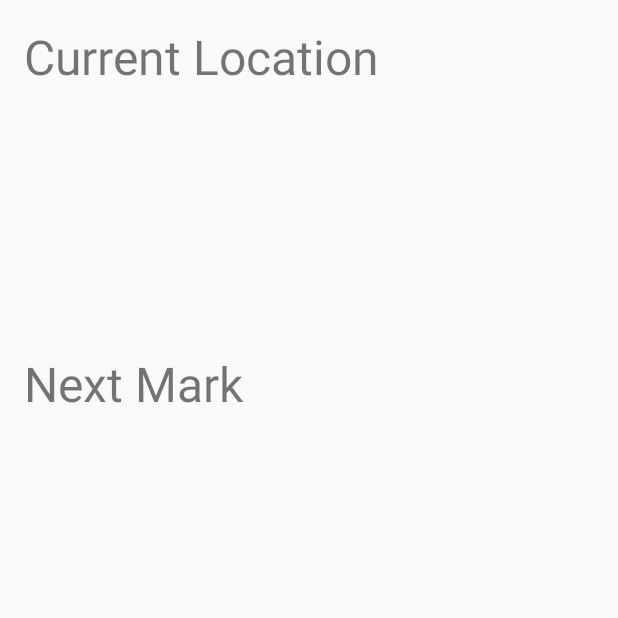
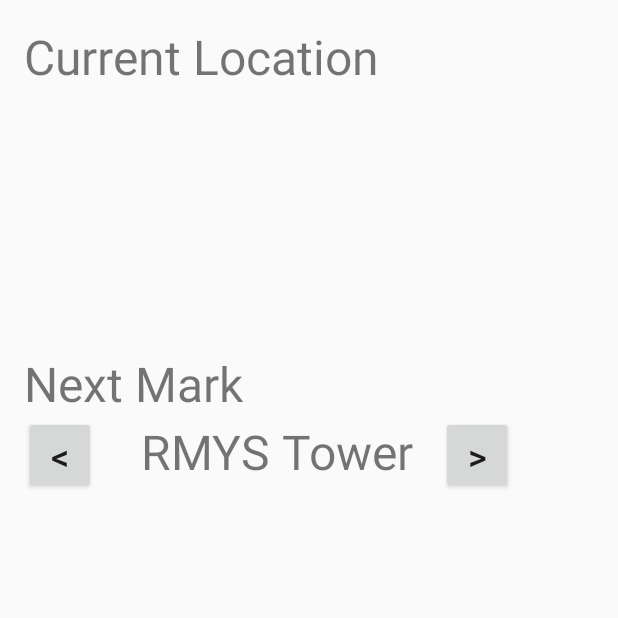
Before and after one commit to rjobeirne/SailRight-earlydev, an Android app: the screen it shows after launch (MainActivity), on a phone screen of 412 x 824 dp, the top half of it. Run offline under Robolectric (Android 15) with nearby library versions, the phone set to English and light mode, and no system bars.

Commit message:
Add mark picker
Includes step through of list of marks

```diff
--- a/app/src/main/java/com/google/android/gms/location/sample/locationupdates/MainActivity.java
+++ b/app/src/main/java/com/google/android/gms/location/sample/locationupdates/MainActivity.java
@@ -28,6 +28,7 @@ import androidx.annotation.NonNull;
 import androidx.core.app.ActivityCompat;
 import androidx.appcompat.app.AppCompatActivity;
 import android.util.Log;
+import android.view.View;
 import android.widget.Button;
 import android.widget.TextView;
 import android.widget.Toast;
@@ -51,6 +52,7 @@ import com.google.android.gms.tasks.Task;
 import java.text.DateFormat;
 import java.text.DecimalFormat;
 import java.text.NumberFormat;
+import java.util.ArrayList;
 import java.util.Calendar;
 import java.util.Date;
 import java.util.Locale;
@@ -171,6 +173,7 @@ public class MainActivity extends AppCompatActivity {
 
     // Define the 'Marks' Array
     Marks theMarks = null;
+    MarkPicker theMarksList = null;
 
     // Define parameters of next mark
     String nextMark;
@@ -178,10 +181,11 @@ public class MainActivity extends AppCompatActivity {
     float distToMark;
     int bearingToMark;
     float distDisplay;
-    String distUnits;
     String distanceToMark;
     long lastUpdateTime;
     long timeSinceLastUpdate;
+    int pos = 0;
+    int listMarkSize;
 
 
 
@@ -199,7 +203,8 @@ public class MainActivity extends AppCompatActivity {
         }
         // Create the ArrayList in the constructor, so only done once
         theMarks.parseXML();
-//        nextDest();
+        theMarksList.listMarks();
+
 
         // Locate the UI widgets.
         mNextMarkTextView = (TextView) findViewById(R.id.next_mark_name);
@@ -399,16 +404,41 @@ public class MainActivity extends AppCompatActivity {
     }
 
     /**
+     * This method is called when the + button is pressed
+     */
+    public void next_mark(View view) {
+        setNextMark();
+        nextDest();
+
+        // Increment to the position of the next mark on the list
+        if (pos >= listMarkSize - 1) {
+            pos = 0;
+            return;
+        } else
+        pos = pos + 1;
+    }
+
+    public void previous_mark(View view) {
+
+        // Decrement to the position of the previous mark on the list
+        if (pos <= 0) {
+            pos = listMarkSize - 1;
+            return;
+        } else
+        pos = pos - 1;
+    }
+
+    /**
      *  Set next destination mark
      */
-    public String setNextMark() {
+    public void setNextMark() {
 
-        // Temporary assignment of next mark
-        // TODO UI interface
-        nextMark = "Arundel6";
-//          mNextMarkTextView.setText(mNextMarkLabel + ": " + nextMark);
+        ArrayList marksList = theMarksList.listMarks();
+        listMarkSize = marksList.size();
 
-          return nextMark;
+        nextMark = (String) marksList.get(pos);
+
+        nextDest();
     }
 
 
@@ -419,14 +449,6 @@ public class MainActivity extends AppCompatActivity {
         // See if the call to Marks works here, Marks Arraylist has been created in the constructor
 
           destMark = theMarks.getNextMark(nextMark);
-//        Double nextLat = nextMarkCoords[0];
-//        Double nextLon = nextMarkCoords[1];
-
-//        Location destMark = new Location("destMark");
-//        Log.e("***** next mark name", nextMark);
-//        Log.e("********** Dest Mark", String.valueOf(destMark));
-//        Log.e("********** Current", String.valueOf(mCurrentLocation));
-
 
         return destMark;
     }
@@ -437,7 +459,6 @@ public class MainActivity extends AppCompatActivity {
     public void calcDistToMark() {
         if (mCurrentLocation != null) {
             distToMark = mCurrentLocation.distanceTo(destMark);
-//            Log.e("********** Dist", String.valueOf(distToMark));
         }
 
         // Use nautical miles when distToMark is >500m.
@@ -448,7 +469,6 @@ public class MainActivity extends AppCompatActivity {
             distDisplay = distToMark;
             distanceToMark = new DecimalFormat("###0").format(distToMark) + " m";
         }
-
     }
 
     /**
@@ -474,14 +494,10 @@ public class MainActivity extends AppCompatActivity {
     public void calcLastUpdate() {
         if (mCurrentLocation != null) {
             lastUpdateTime = mCurrentLocation.getTime();
-            Log.e("***gps update time", String.valueOf(mCurrentLocation.getTime()/1000));
+
         }
         timeSinceLastUpdate = (Calendar.getInstance().getTimeInMillis() - lastUpdateTime)/1000;
-        Log.e("*******Actual Time", String.valueOf(Calendar.getInstance().getTimeInMillis()/1000));
-        Log.e("***stored update time", String.valueOf(lastUpdateTime/1000));
     }
-
-
 
     /**
      * Updates all UI fields.
@@ -495,15 +511,14 @@ public class MainActivity extends AppCompatActivity {
      */
     private void updateLocationUI() {
         setNextMark();
-        nextDest();
+//        nextDest();
         calcDistToMark();
         calcBearingToMark();
         calcLastUpdate();
-        Log.e("UpdateUI method", String.valueOf(mCurrentLocation));
 
         if (mCurrentLocation != null) {;
 
-            mNextMarkTextView.setText(mNextMarkLabel + ": " + nextMark);
+            mNextMarkTextView.setText(nextMark);
             mLatitudeTextView.setText(mLatitudeLabel + ": " + mCurrentLocation.getLatitude());
             mLongitudeTextView.setText(mLongitudeLabel + ": " + mCurrentLocation.getLongitude());
             mSpeedTextView.setText(mSpeedLabel + ": " + mCurrentLocation.getSpeed());
--- /dev/null
+++ b/app/src/main/java/com/google/android/gms/location/sample/locationupdates/MarkPicker.java
@@ -0,0 +1,37 @@
+package com.google.android.gms.location.sample.locationupdates;
+
+import java.util.ArrayList;
+
+public class MarkPicker<listMarks> extends MainActivity {
+
+    public static ArrayList listMarks() {
+
+    // Define variables used within this class, and shared between methods
+
+    ArrayList<String> listMarks = new ArrayList<>();
+
+        // This is cheating to make the listMarks array
+        // TODO generate listMarks ArrayList from marks ArrayList
+
+        listMarks.add("Tower RMYS");
+        listMarks.add("A Mark");
+        listMarks.add("B Mark");
+        listMarks.add("C Mark");
+        listMarks.add("D Mark");
+        listMarks.add("E Mark");
+        listMarks.add("F Mark");
+        listMarks.add("G Mark");
+        listMarks.add("H Mark");
+        listMarks.add("P3");
+        listMarks.add("R2");
+        listMarks.add("R3");
+        listMarks.add("RBYC1");
+        listMarks.add("RBYC4");
+        listMarks.add("RBYC5");
+        listMarks.add("SYC1");
+        listMarks.add("Arundel6");
+
+        return listMarks;
+    }
+
+}
--- a/app/src/main/java/com/google/android/gms/location/sample/locationupdates/Marks.java
+++ b/app/src/main/java/com/google/android/gms/location/sample/locationupdates/Marks.java
@@ -15,6 +15,7 @@ import java.io.InputStream;
 import java.util.ArrayList;
 import java.util.Calendar;
 
+
 // Method from https://medium.com/@ssaurel/parsing-xml-data-in-android-apps-71ef607fbb16
 
 public class Marks extends MainActivity{
@@ -26,18 +27,19 @@ public class Marks extends MainActivity{
 
     public Location getNextMark(String nextMark) {
 
+//        nextMark = "A Mark";
         // String 'nextMark' is passed in, and used to get the correct array entry
         Location nextMarkLoc = new Location("");
 
         // For each line in the marks ArrayList, in the format of 'Mark'
         for (Mark mark : marks) {
+
             String nextMarkName = mark.name;
             if (nextMarkName.equals(nextMark)) {
                 nextMarkLoc.setLatitude(Double.parseDouble(mark.lat));
                 nextMarkLoc.setLongitude(Double.parseDouble(mark.lon));
                 nextMarkLoc.setTime(Calendar.getInstance().getTimeInMillis());
-
-//                nextMarkCoords[1] = Double.parseDouble(mark.lon);
+;
             }
         }
 
@@ -71,14 +73,14 @@ public class Marks extends MainActivity{
         ArrayList<Mark> marks = new ArrayList<Mark>();
         int eventType = parser.getEventType();
         Mark currentMark = null;
-
+        ArrayList listMarks = null;
         while (eventType != XmlPullParser.END_DOCUMENT) {
             String eltName = null;
+
 
             switch (eventType) {
                 case XmlPullParser.START_TAG:
                     eltName = parser.getName();
-
                     if ("mark".equals(eltName)) {
                         currentMark = new Mark();
                         marks.add(currentMark);
@@ -92,10 +94,14 @@ public class Marks extends MainActivity{
                         }
                     }
                     break;
+
+
             }
 
             eventType = parser.next();
         }
+
         return marks;
     }
+
 }
--- a/app/src/main/res/layout/main_activity.xml
+++ b/app/src/main/res/layout/main_activity.xml
@@ -24,7 +24,7 @@
     android:fitsSystemWindows="true"
     tools:context=".MainActivity">
 
-    <LinearLayout xmlns:android="http://schemas.android.com/apk/res/android"
+    <LinearLayout
         android:layout_width="match_parent"
         android:layout_height="wrap_content"
         android:orientation="vertical"
@@ -35,10 +35,10 @@
         app:layout_behavior="@string/appbar_scrolling_view_behavior">
 
         <TextView
-            android:layout_width="match_parent"
-            android:layout_height="match_parent"
-            android:text="Current Location"
-            android:textSize="32sp" />
+        android:layout_width="match_parent"
+        android:layout_height="match_parent"
+        android:text="Current Location"
+        android:textSize="32sp" />
 
         <TextView
         android:id="@+id/latitude"
@@ -87,13 +87,39 @@
         android:text="\nNext Mark"
         android:textSize="32sp"/>
 
+    <LinearLayout
+        android:layout_width="match_parent"
+        android:layout_height="wrap_content"
+        android:orientation="horizontal">
+
+        <Button
+            android:id="@+id/minus"
+            android:layout_width="48dp"
+            android:layout_height="52dp"
+            android:onClick="previous_mark"
+            android:text="&lt;"
+            android:textSize="24sp"/>
+
         <TextView
             android:id="@+id/next_mark_name"
-            android:layout_width="wrap_content"
-            android:layout_height="wrap_content"
+            android:layout_width="220dp"
+            android:layout_height="52dp"
+            android:text="RMYS Tower"
+            android:textAlignment="center"
             android:layout_marginLeft="@dimen/small_margin"
             android:layout_marginStart="@dimen/small_margin"
-            android:textSize="@dimen/default_text_size" />
+            android:textSize="32sp"
+            android:gravity="center_horizontal" />
+
+        <Button
+            android:id="@+id/plus"
+            android:layout_width="48dp"
+            android:layout_height="52dp"
+            android:onClick="next_mark"
+            android:text="&gt;"
+            android:textSize="24sp" />
+
+    </LinearLayout>
 
         <TextView
         android:id="@+id/next_mark_lat"
--- a/app/src/main/res/values/strings.xml
+++ b/app/src/main/res/values/strings.xml
@@ -15,7 +15,7 @@
   limitations under the License.
 -->
 <resources>
-    <string name="app_name">Getting Location Updates</string>
+    <string name="app_name">Sail Right</string>
 
     <string name="next_mark">Next Mark</string>
     <string name="latitude_label">Latitude</string>
@@ -37,4 +37,5 @@
     <string name="permission_denied_explanation">Permission was denied, but is needed for core
         functionality.</string>
     <string name="settings">Settings</string>
+
 </resources>
```
Also changed, not shown: app/src/main/res/drawable-hdpi/ic_previous.png (added), app/src/main/res/drawable-mdpi/ic_previous.png (added), app/src/main/res/drawable-xhdpi/ic_previous.png (added), app/src/main/res/drawable-xxhdpi/ic_previous.png (added).
